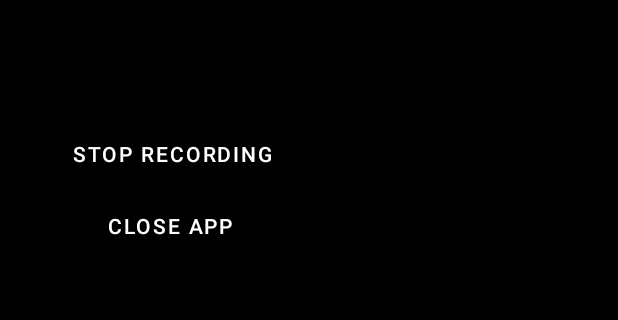
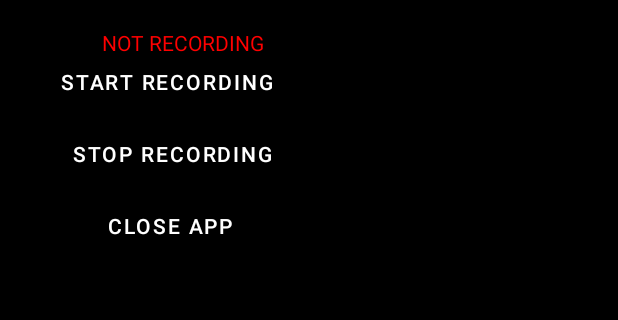
Before and after one commit to aczhang9/imu_audio_watch, an Android app: the screen it shows after launch (MainActivity), after a tap on "START RECORDING", on a phone screen of 412 x 824 dp, the part 62-382 px from its top. Run offline under Robolectric (Android 15) with nearby library versions, the phone set to English and light mode, and no system bars.

```diff
--- a/app/src/main/java/com/example/phimua/MainActivity.java
+++ b/app/src/main/java/com/example/phimua/MainActivity.java
@@ -1,5 +1,6 @@
 package com.example.phimua;
 
+import androidx.annotation.NonNull;
 import androidx.appcompat.app.AppCompatActivity;
 
 import android.graphics.Color;
@@ -13,6 +14,9 @@ import android.os.Bundle;
 // run a single inference:
 //https://firebase.google.com/docs/ml/android/use-custom-models
 
+import android.os.PowerManager;
+import android.os.StatFs;
+import android.util.Log;
 import android.view.View;
 import android.widget.Button;
 import android.widget.TextView;
@@ -21,10 +25,13 @@ import androidx.core.app.ActivityCompat;
 import androidx.core.content.ContextCompat;
 import android.content.pm.PackageManager;
 import android.content.Intent;
+import android.widget.Toast;
 
 public class MainActivity extends AppCompatActivity {
     private static final String TAG = "Main Activity";
-
+    private static final int BYTES_IN_ONE_MB = 1048576;
+    PowerManager.WakeLock wakeLock;
+    static TextView warning;
     Button start_recording;
     Button close_app;
     Button stop_recording;
@@ -41,6 +48,7 @@ public class MainActivity extends AppCompatActivity {
         start_recording = findViewById(R.id.start_recording);
         close_app = findViewById(R.id.close_app);
         stop_recording = findViewById(R.id.stop_recording);
+        warning = findViewById(R.id.hw);
 
     }
 
@@ -48,10 +56,21 @@ public class MainActivity extends AppCompatActivity {
         if (!checkPermissonfromDevice())
             requestPermission();
 
+        if (getAvailableDeviceMemory()<50){
+            showToast("Not enough memory!");
+            warning.setTextColor(Color.RED);
+            warning.setText("NOT RECORDING");
+            return;
+        }
+        else {
             // start audio recording
             audioRecordServiceIntent = new Intent(this, AudioRecordService.class);
             startService(audioRecordServiceIntent);
 
+            PowerManager powerManager = (PowerManager) getSystemService(POWER_SERVICE);
+            wakeLock = powerManager.newWakeLock(PowerManager.PARTIAL_WAKE_LOCK,
+                    "MyApp::MyWakelockTag");
+            wakeLock.acquire(); // make sure there is wakeLock.release()
             // start sensor recording
             sensorRecordServiceIntent = new Intent(this, SensorRecordService.class);
             startService(sensorRecordServiceIntent);
@@ -61,9 +80,11 @@ public class MainActivity extends AppCompatActivity {
             // use broadcast receiver https://stackoverflow.com/questions/41827335/on-notification-button-click-intent-starting-new-activity-instead-of-resuming
             // fixed with android:launchMode="singleTask" in manifest file
         }
+    }
 
     public void OnStopButtonClicked(View v){
         // stop audio recording
+        wakeLock.release();
         stopService(audioRecordServiceIntent);
 
         // stop sensor recording
@@ -89,4 +110,34 @@ public class MainActivity extends AppCompatActivity {
         return (write_external_storage == PackageManager.PERMISSION_GRANTED) && (record_audio == PackageManager.PERMISSION_GRANTED);
     }
 
+    public long getAvailableDeviceMemory() {
+
+        long availableMegaBytes = 0;
+        long availableBytes = 0;
+
+        try {
+            String path = "/storage/emulated/0/"; // phone memory
+            StatFs statFs = new StatFs(path);
+
+            if (android.os.Build.VERSION.SDK_INT >= android.os.Build.VERSION_CODES.JELLY_BEAN_MR2) {
+                availableBytes = statFs.getBlockSizeLong() * statFs.getAvailableBlocksLong();
+            } else {
+                availableBytes = (long)statFs.getBlockSizeLong() * (long)statFs.getAvailableBlocksLong();
             }
+
+            availableMegaBytes = availableBytes / BYTES_IN_ONE_MB;
+            Log.d(TAG, "Available Memory : " + availableMegaBytes + " MB");
+        } catch (Exception e) {
+            e.printStackTrace();
+        }
+        return availableMegaBytes;
+    }
+    private void showToast(@NonNull final String message) {
+        runOnUiThread(new Runnable() {
+            @Override
+            public void run() {
+                Toast.makeText(MainActivity.this, message, Toast.LENGTH_LONG).show();
+            }
+        });
+    }
+}
--- a/app/src/main/res/layout/activity_main.xml
+++ b/app/src/main/res/layout/activity_main.xml
@@ -9,17 +9,16 @@
     android:keepScreenOn="true"
     tools:context=".MainActivity">
 
-    <!--
-        <TextView
-            android:id="@+id/hw"
-            android:layout_width="5dp"
-            android:layout_height="30dp"
-            android:layout_marginStart="50dp"
-            android:layout_marginTop="10dp"
-            android:text=""
-            app:layout_constraintStart_toStartOf="parent"
-            app:layout_constraintTop_toTopOf="parent" />
-    -->
+
+    <TextView
+        android:id="@+id/hw"
+        android:layout_width="wrap_content"
+        android:layout_height="wrap_content"
+        android:layout_marginStart="68dp"
+        android:layout_marginTop="4dp"
+        android:text=""
+        app:layout_constraintStart_toStartOf="parent"
+        app:layout_constraintTop_toTopOf="parent" />
 
     <Button
         android:id="@+id/start_recording"
```
Also changed, not shown: app/src/main/java/com/example/phimua/AudioRecorder.java (+4 -4 lines), app/src/main/java/com/example/phimua/SensorRecorder.java (+14 -5 lines). Lines whose indentation alone changed are shown as unchanged.
